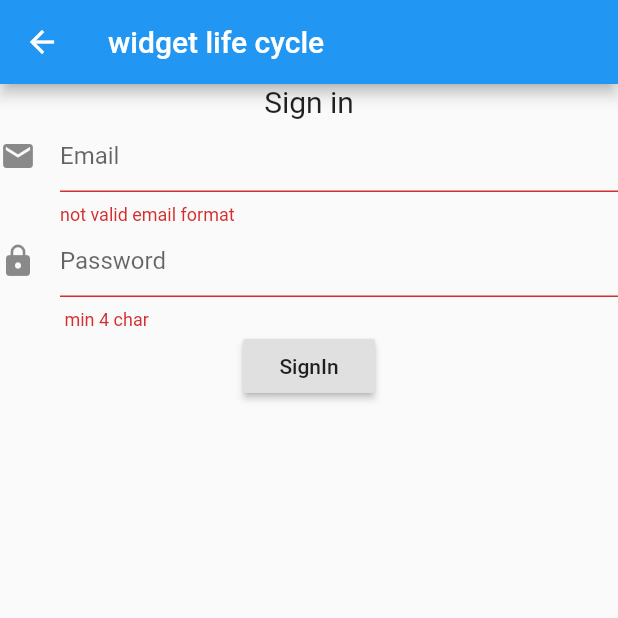
After one commit to ble9/MobileApp, a Flutter app: the FormDemoScreen screen opened by its route, after a tap on "SignIn", on a phone screen of 412 x 824 dp, the top half of it. The commit adds this screen. Run offline on Flutter 3.47's test engine with Material 2 defaults, Android fonts, the phone set to English and light mode, and no system bars.

Commit message:
lesson40/50

```diff
--- /dev/null
+++ b/lib/model/course.dart
@@ -0,0 +1,32 @@
+class Course {
+  String number;
+  String title;
+  String prereq;
+  String imageUrl;
+  bool selected;
+  Course({this.imageUrl, this.number, this.title, this.prereq, this.selected = false});
+}
+
+var courseList =  [
+  Course (
+    number:'MATH1234',
+    title: 'basic math',
+    prereq: 'nonee',
+    imageUrl: 'https://somersetsentinel.com/wp-content/uploads/2018/08/Math-900x506.png'  ),
+  Course (
+    number:'DJ234',
+    title: 'basic DJ tutorials',
+    prereq: 'nonee',
+    imageUrl: 'https://digitaldefynd.com/wp-content/uploads/2020/02/Best-dj-course-tutorial-class-certification-training-online-scaled.jpg'
+  ),
+  Course (
+    number:'ART1234',
+    title: 'Canvas Painting',
+    prereq: 'nonee',
+  imageUrl: 'https://image.shutterstock.com/image-photo/painting-art-school-260nw-634930130.jpg'),
+  Course (
+    number:'Music1234',
+    title: 'basic music',
+    prereq: 'nonee',
+    imageUrl: 'https://cdn.vox-cdn.com/thumbor/2LOGLk4qS6lshi8vIL6_nRPzGqU=/0x0:1200x800/1200x800/filters:focal(504x304:696x496)/cdn.vox-cdn.com/uploads/chorus_image/image/64571777/1772904.0.jpg'),
+];
--- /dev/null
+++ b/lib/model/profileedit.dart
@@ -0,0 +1,35 @@
+enum Classification{
+  freshman,
+  sophmore,
+  junior,
+  senior,
+  graduate,
+}
+enum Major{
+  CS,
+  SE,
+  Other,
+}
+enum Language{
+  Dart,
+  Java,
+  Cpp,
+}
+class ProfileEdit{
+  String name;
+  int age;
+  Classification classification;
+  Major major;
+  Map Languages = {
+    Language.Dart:false,
+    Language.Java: false,
+  Language.Cpp: false,
+
+  };
+  ProfileEdit({
+    this.name= '',
+    this.age= 0,
+    this.classification = Classification.freshman,
+    this.major = Major.CS
+});
+}
--- /dev/null
+++ b/lib/screens/formdemo_screen.dart
@@ -0,0 +1,123 @@
+import 'package:Lesson2/screens/userhome_screen.dart';
+import 'package:flutter/material.dart';
+
+class FormDemoScreen extends StatefulWidget {
+  static const routeName = '/FormDemoScreen';
+
+  @override
+  State<StatefulWidget> createState() {
+    return _FormDemoState();
+  }
+}
+
+class _FormDemoState extends State<FormDemoScreen> {
+  _Controller con;
+  String errorMessage;
+  GlobalKey<FormState> formKey = GlobalKey<FormState>();
+
+  @override
+  void initState() {
+    super.initState();
+    con = _Controller(this);
+  }
+
+  void render(fn) => setState(fn);
+
+  @override
+  Widget build(BuildContext context) {
+    return Scaffold(
+      appBar: AppBar(
+        title: Text('widget life cycle'),
+      ),
+      body: Form(
+        key: formKey,
+        child: SingleChildScrollView(
+          child: Column(
+            children: <Widget>[
+              Text(
+                'Sign in',
+                style: TextStyle(fontSize: 20.0),
+              ),
+              errorMessage == null
+                  ? SizedBox(
+                      height: 1.0,
+                    )
+                  : Text(
+                      errorMessage,
+                      style: TextStyle(fontSize: 15.0, color: Colors.red),
+                    ),
+              TextFormField(
+                decoration: InputDecoration(
+                  icon: Icon(Icons.email),
+                  hintText: 'Email',
+                ),
+                keyboardType: TextInputType.emailAddress,
+                autocorrect: false,
+                validator: con.validatorEmail,
+                onSaved: con.onSaveEmail,
+              ),
+              TextFormField(
+                decoration: InputDecoration(
+                  icon: Icon(Icons.lock),
+                  hintText: 'Password',
+                ),
+                autocorrect: false,
+                obscureText: true,
+                validator: con.validatorPassword,
+                onSaved: con.onSavedPassword,
+              ),
+              RaisedButton(
+                child: Text('SignIn'),
+                onPressed: con.signIn,
+              )
+            ],
+          ),
+        ),
+      ),
+    );
+  }
+}
+
+class _Controller {
+  _FormDemoState _state;
+
+  _Controller(this._state);
+
+  Map userInfo = {};
+
+  void signIn() {
+    if (_state.formKey.currentState.validate()) {
+      _state.formKey.currentState.save();
+      if (userInfo['password'] != 'eatpho') {
+        _state.render(() {
+          _state.errorMessage = 'wrong password/email';
+        });
+        return;
+      }
+      Navigator.pushNamed(_state.context, UserHomeScreen.routeName, arguments:userInfo,);
+    }
+  }
+
+  String validatorEmail(String value) {
+    if (value.contains('@') && value.contains('.'))
+      return null;
+    else
+      return 'not valid email format';
+  }
+
+  void onSaveEmail(String value) {
+    userInfo['email'] = value;
+  }
+
+  String validatorPassword(String value) {
+    if (value.length < 4) {
+      return ' min 4 char';
+    } else {
+      return null;
+    }
+  }
+
+  void onSavedPassword(String value) {
+    userInfo['password'] = value;
+  }
+}
```
Also changed, not shown: lib/main.dart (+11 -0 lines), lib/screens/listdemo_screen.dart (added, +73 -0 lines), lib/screens/profileeditdemo_screen.dart (added, +102 -0 lines), lib/screens/start_screens.dart (+21 -1 lines), lib/screens/taponlistdemo_screen.dart (added, +113 -0 lines), lib/screens/userhome_screen.dart (added, +23 -0 lines).
